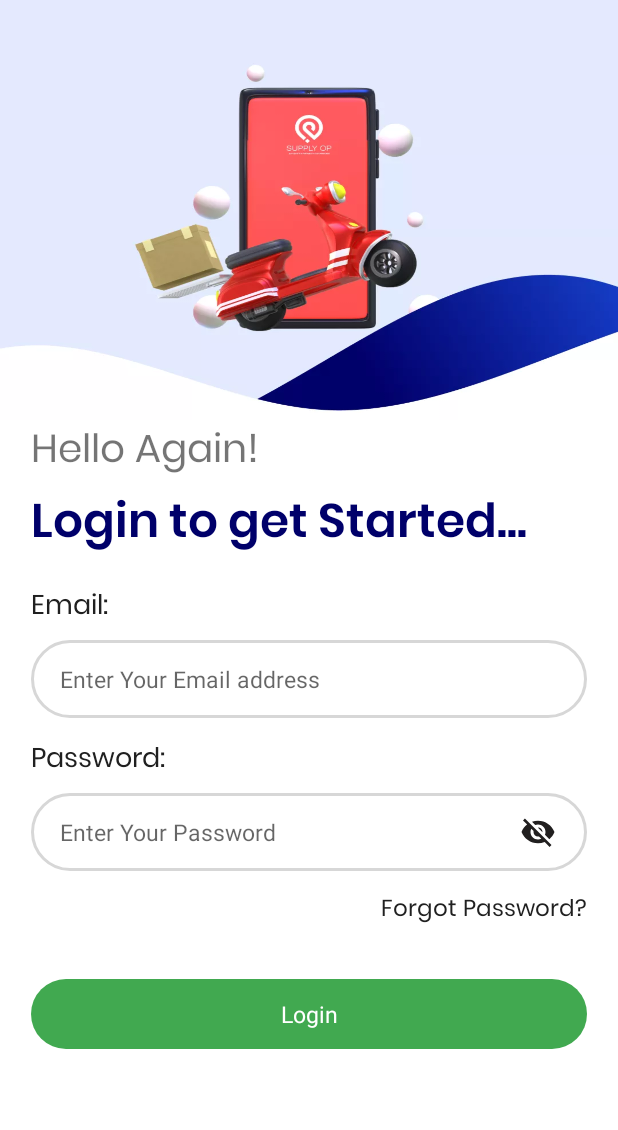
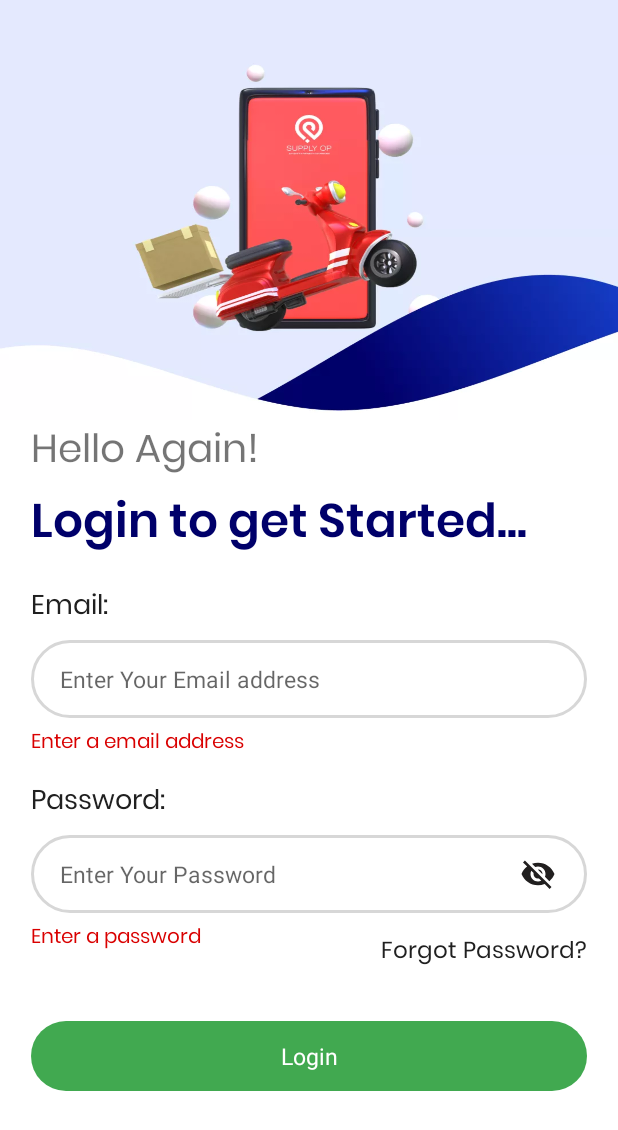
Before and after one commit to sahilpvns/DriveOP, an Android app: the layout fragment_login_home.xml on its own in the app's theme, with its tools: preview values and no code run, on a phone screen of 412 x 824 dp. Shown: the top 1130 px of the screen. Run offline under Robolectric (Android 15) with nearby library versions, the light colour scheme and no system bars.

```diff
--- a/app/src/main/res/layout/fragment_login_home.xml
+++ b/app/src/main/res/layout/fragment_login_home.xml
@@ -3,6 +3,7 @@
     xmlns:tools="http://schemas.android.com/tools"
     android:layout_width="match_parent"
     android:layout_height="match_parent"
+    android:animateLayoutChanges="true"
     android:background="@android:color/white"
     xmlns:app="http://schemas.android.com/apk/res-auto"
     tools:context=".login.fragment.LoginHomeFragment">
@@ -70,6 +71,21 @@
         app:layout_constraintTop_toBottomOf="@+id/tvEmail" />
 
     <com.google.android.material.textview.MaterialTextView
+        android:id="@+id/tvEmailErrorTxt"
+        android:layout_width="wrap_content"
+        android:layout_height="wrap_content"
+        android:layout_marginStart="@dimen/_16ssp"
+        android:layout_marginTop="@dimen/_4sdp"
+        android:fontFamily="@font/poppins_regular"
+        android:text="Enter a email address"
+        android:textColor="@color/red"
+        android:visibility="gone"
+        tools:visibility="visible"
+        android:textSize="@dimen/_10ssp"
+        app:layout_constraintStart_toStartOf="parent"
+        app:layout_constraintTop_toBottomOf="@+id/etEmail" />
+
+    <com.google.android.material.textview.MaterialTextView
         android:id="@+id/tvPassword"
         android:layout_width="wrap_content"
         android:layout_height="wrap_content"
@@ -80,7 +96,7 @@
         android:textColor="@color/light_second_black"
         android:textSize="@dimen/_14ssp"
         app:layout_constraintStart_toStartOf="parent"
-        app:layout_constraintTop_toBottomOf="@+id/etEmail" />
+        app:layout_constraintTop_toBottomOf="@+id/tvEmailErrorTxt" />
 
     <com.google.android.material.textfield.TextInputEditText
         android:id="@+id/etPassword"
@@ -98,6 +114,21 @@
         app:layout_constraintStart_toStartOf="parent"
         app:layout_constraintTop_toBottomOf="@+id/tvPassword" />
 
+    <com.google.android.material.textview.MaterialTextView
+        android:id="@+id/tvPasswordTxt"
+        android:layout_width="wrap_content"
+        android:layout_height="wrap_content"
+        android:layout_marginStart="@dimen/_16ssp"
+        android:layout_marginTop="@dimen/_4sdp"
+        android:fontFamily="@font/poppins_regular"
+        android:text="Enter a password"
+        android:visibility="gone"
+        tools:visibility="visible"
+        android:textColor="@color/red"
+        android:textSize="@dimen/_10ssp"
+        app:layout_constraintStart_toStartOf="parent"
+        app:layout_constraintTop_toBottomOf="@+id/etPassword" />
+
     <ImageView
         android:id="@+id/ivHidePwd"
         android:layout_width="wrap_content"
@@ -106,7 +137,7 @@
         android:layout_marginEnd="@dimen/_32sdp"
         app:layout_constraintEnd_toEndOf="parent"
         app:layout_constraintBottom_toBottomOf="@+id/etPassword"
-        app:layout_constraintTop_toTopOf="@+id/etPassword"/>
+        app:layout_constraintTop_toTopOf="@+id/etPassword" />
 
     <com.google.android.material.textview.MaterialTextView
         android:id="@+id/tvForgotPassword"
```
Also changed, not shown: app/src/main/java/com/supplyop/driveop/login/fragment/LoginHomeFragment.kt (+20 -10 lines).
